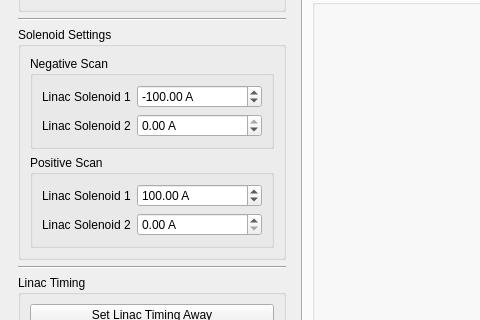
This is Apps/solenoidEnergy/view.ui in VELA-CLARA-software/Software as Qt 5 draws it before an edit; both pictures show x 0 to 480 and y 202 to 522 of the 1034 by 836 pixel window. The edited form follows.
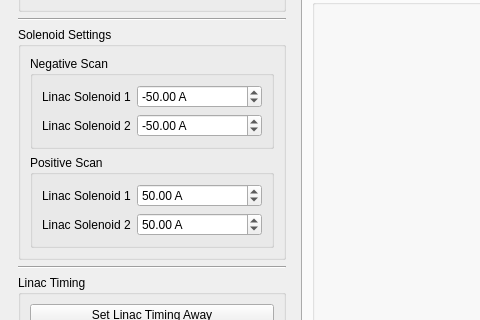
This is the edited form. Icons and pictures are not drawn.

Commit message: Updates to solenoidEnergy for better scanning

Patch:
```diff
--- a/Apps/solenoidEnergy/view.ui
+++ b/Apps/solenoidEnergy/view.ui
@@ -807,7 +807,7 @@
                 <double>5.000000000000000</double>
                </property>
                <property name="value">
-                <double>-100.000000000000000</double>
+                <double>-50.000000000000000</double>
                </property>
               </widget>
              </item>
@@ -833,7 +833,7 @@
                 <double>5.000000000000000</double>
                </property>
                <property name="value">
-                <double>0.000000000000000</double>
+                <double>-50.000000000000000</double>
                </property>
               </widget>
              </item>
@@ -880,7 +880,7 @@
                 <double>5.000000000000000</double>
                </property>
                <property name="value">
-                <double>100.000000000000000</double>
+                <double>50.000000000000000</double>
                </property>
               </widget>
              </item>
@@ -906,7 +906,7 @@
                 <double>5.000000000000000</double>
                </property>
                <property name="value">
-                <double>0.000000000000000</double>
+                <double>50.000000000000000</double>
                </property>
               </widget>
              </item>
```
The commit also changes 2 other files.
